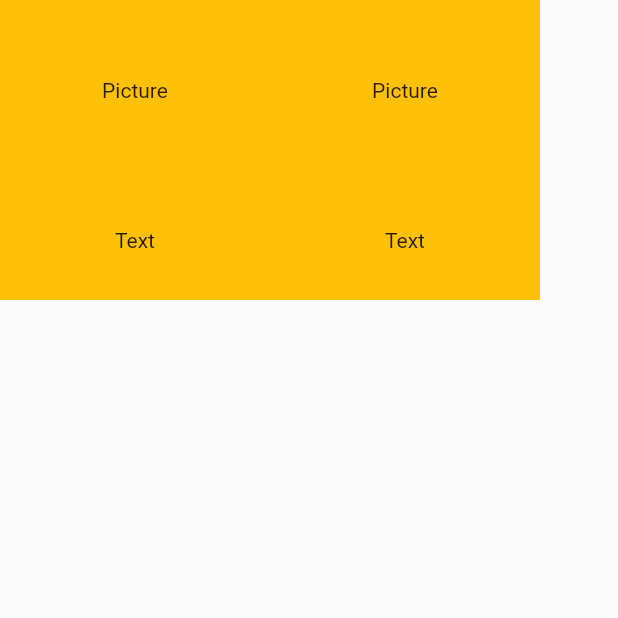
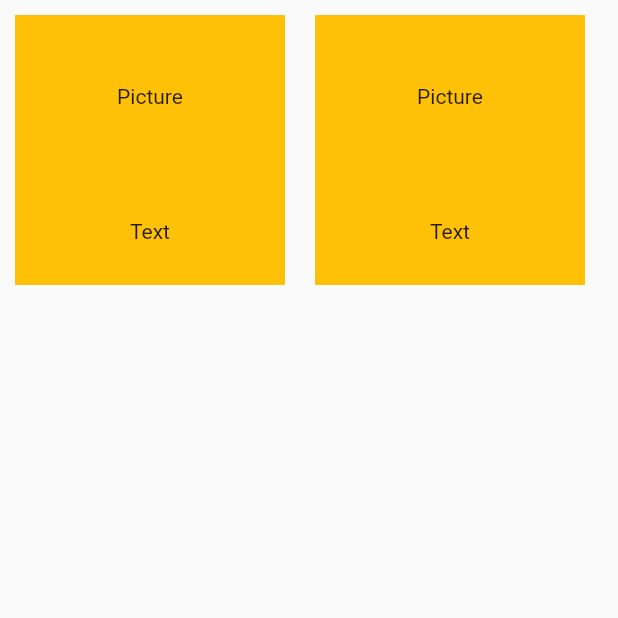
Before and after one commit to mutarek/searchviewinlistview, a Flutter app: the ThirdPage screen opened directly, on a phone screen of 412 x 824 dp, the top half of it. Run offline on Flutter 3.47's test engine with Material 2 defaults, Android fonts, the phone set to English and light mode, and no system bars; our stand-ins replace curved_navigation_bar; network calls fail.

```diff
--- a/lib/thirdpage.dart
+++ b/lib/thirdpage.dart
@@ -15,6 +15,7 @@ class ThirdPage extends StatelessWidget {
                 scrollDirection: Axis.horizontal,
                 children: [
                   Container(
+                    margin: EdgeInsets.all(10),
                     height: 150,
                     width: 180.0,
                     color: Colors.amber,
@@ -32,6 +33,7 @@ class ThirdPage extends StatelessWidget {
                     ),
                   ),
                   Container(
+                    margin: EdgeInsets.all(10),
                     height: 150,
                     width: 180.0,
                     color: Colors.amber,
```
Also changed, not shown: 1 other file.
